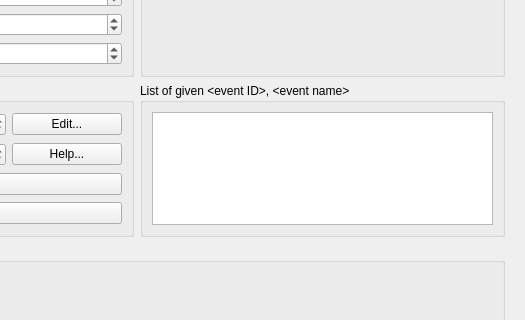
First picture: the form in designer_ui_files/createEpochsFromEventsDialogUi.ui, repository cibr-jyu/meggie, before the edit; both pictures show x 252 to 777 and y 151 to 471 of the 777 by 783 pixel window.
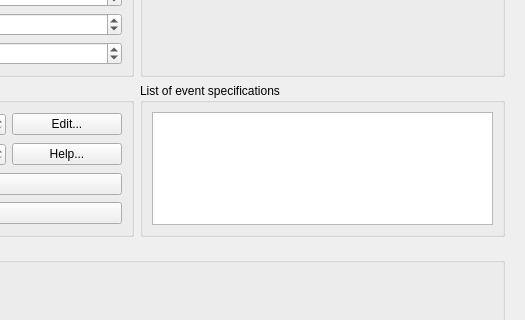
Second picture: the form after the edit.

Diff of the .ui file:
```diff
--- a/designer_ui_files/createEpochsFromEventsDialogUi.ui
+++ b/designer_ui_files/createEpochsFromEventsDialogUi.ui
@@ -106,7 +106,7 @@
        <item row="1" column="1" rowspan="2">
         <widget class="QGroupBox" name="groupBoxEventsList">
          <property name="title">
-          <string>List of given &lt;event ID&gt;, &lt;event name&gt;</string>
+          <string>List of event specifications</string>
          </property>
          <layout class="QGridLayout" name="gridLayout_3">
           <item row="0" column="0">
```
